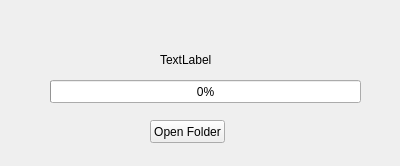
Qt form assets/ui/downloader.ui (Souvlaki42/SouvlakiBrowser) before a commit.
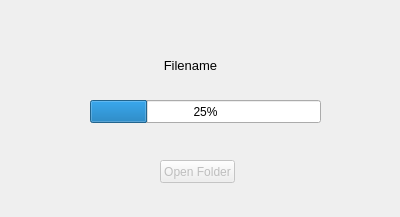
The same form after that commit.

Diff of the .ui file:
```diff
--- a/assets/ui/downloader.ui
+++ b/assets/ui/downloader.ui
@@ -7,7 +7,7 @@
     <x>0</x>
     <y>0</y>
     <width>400</width>
-    <height>166</height>
+    <height>217</height>
    </rect>
   </property>
   <property name="windowTitle">
@@ -16,34 +16,56 @@
   <widget class="QProgressBar" name="progress">
    <property name="geometry">
     <rect>
-     <x>50</x>
-     <y>80</y>
-     <width>311</width>
+     <x>90</x>
+     <y>100</y>
+     <width>231</width>
      <height>23</height>
     </rect>
    </property>
    <property name="value">
-    <number>0</number>
+    <number>25</number>
    </property>
   </widget>
   <widget class="QLabel" name="filename">
    <property name="geometry">
     <rect>
-     <x>160</x>
+     <x>20</x>
      <y>50</y>
-     <width>141</width>
-     <height>20</height>
+     <width>341</width>
+     <height>31</height>
     </rect>
    </property>
+   <property name="font">
+    <font>
+     <pointsize>10</pointsize>
+     <weight>50</weight>
+     <bold>false</bold>
+    </font>
+   </property>
    <property name="text">
-    <string>TextLabel</string>
+    <string>Filename</string>
+   </property>
+   <property name="textFormat">
+    <enum>Qt::PlainText</enum>
+   </property>
+   <property name="scaledContents">
+    <bool>false</bool>
+   </property>
+   <property name="alignment">
+    <set>Qt::AlignCenter</set>
+   </property>
+   <property name="wordWrap">
+    <bool>true</bool>
    </property>
   </widget>
-  <widget class="QPushButton" name="openfolder">
+  <widget class="QPushButton" name="folderBtn">
+   <property name="enabled">
+    <bool>false</bool>
+   </property>
    <property name="geometry">
     <rect>
-     <x>150</x>
-     <y>120</y>
+     <x>160</x>
+     <y>160</y>
      <width>75</width>
      <height>23</height>
     </rect>
```
Left out of the diff: 8 changed lines with no effect on the pictures.
